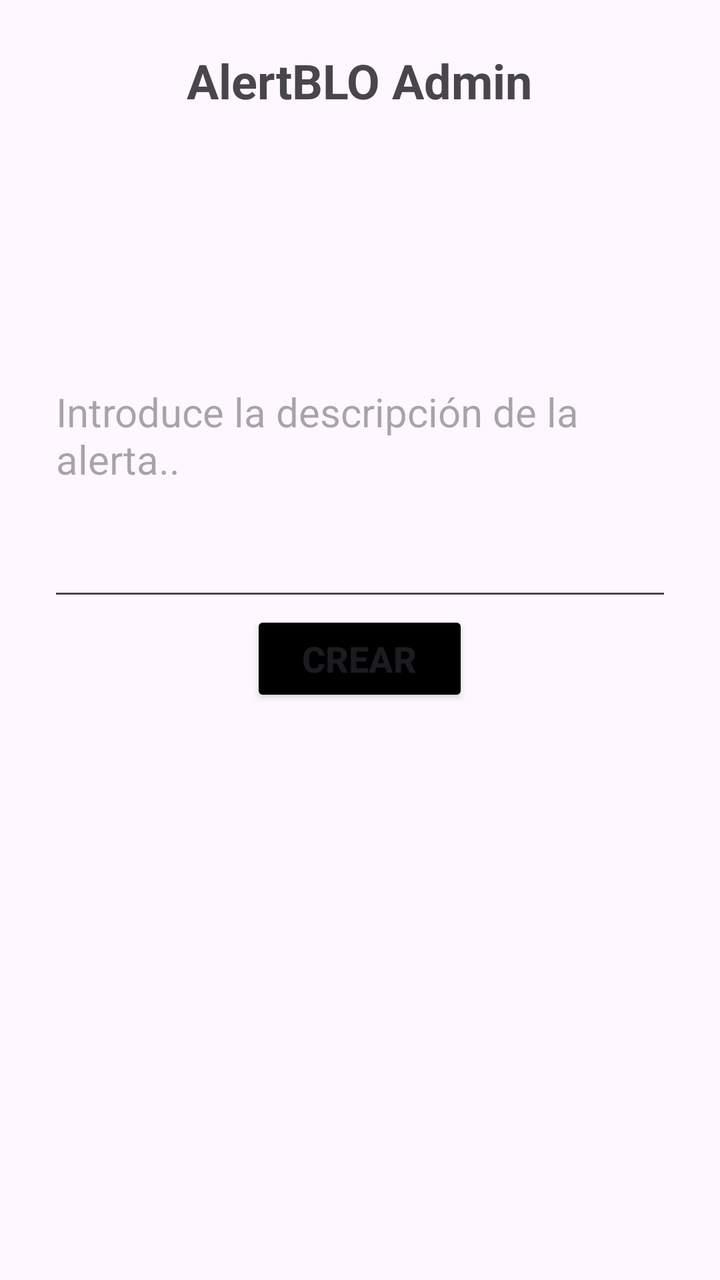
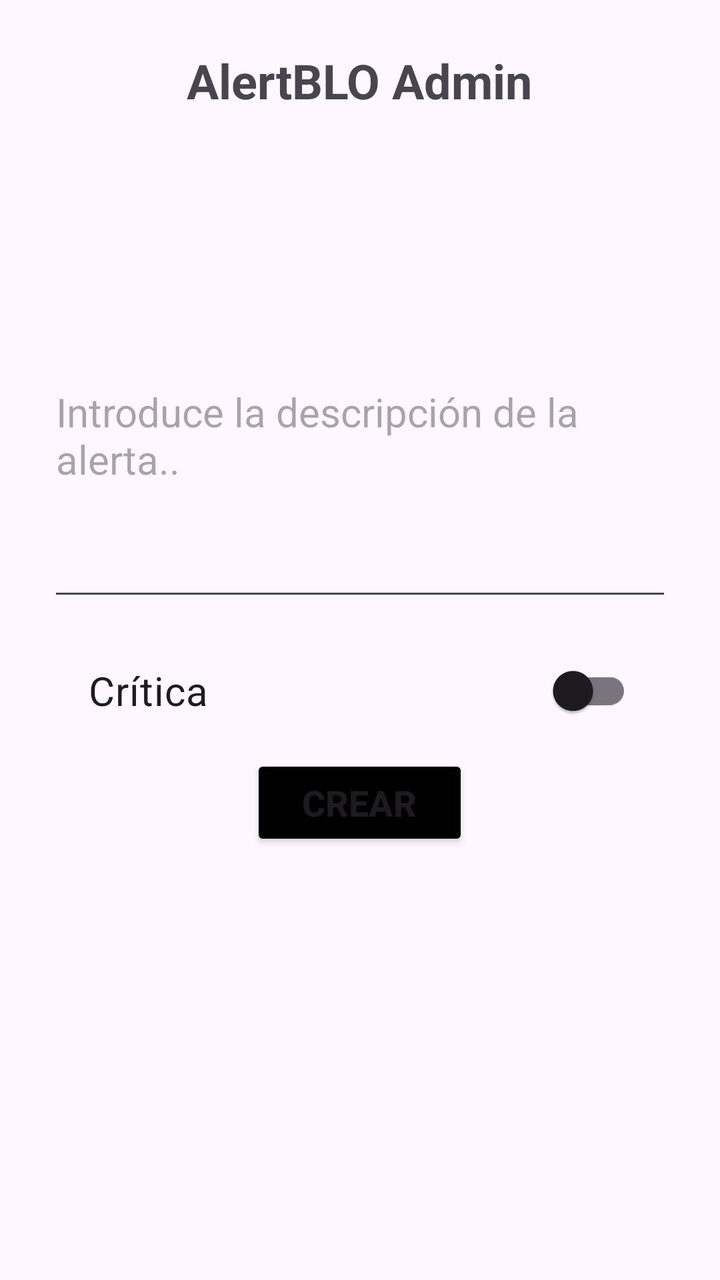

The first picture is an Android layout as it rendered before a commit; the second is the same layout after the commit. The layout source and the unified diff follow.
<!-- AndroidManifest.xml: application theme Theme.AlertBLO -->
<!-- res/layout/activity_main.xml -->
<?xml version="1.0" encoding="utf-8"?>
<LinearLayout xmlns:android="http://schemas.android.com/apk/res/android"
    android:layout_width="match_parent"
    android:layout_height="match_parent"
    android:orientation="vertical"
    android:padding="24dp"
    android:gravity="center_horizontal">

    <TextView
        android:id="@+id/textView"
        android:layout_width="wrap_content"
        android:layout_height="wrap_content"
        android:text="@string/txt_appname"
        android:textSize="24sp"
        android:textStyle="bold" />

    <Space
        android:layout_width="match_parent"
        android:layout_height="71dp" />

    <EditText
        android:id="@+id/alerta"
        android:layout_width="match_parent"
        android:layout_height="178dp"
        android:textSize="20sp"
        android:hint="Introduce la descripción de la alerta.."
        android:visibility="visible" />

    <Button
        android:id="@+id/crear"
        android:layout_width="109dp"
        android:layout_height="wrap_content"
        android:text="@string/btt_enviar"
        android:textStyle="bold"
        android:textSize="18sp"
        android:backgroundTint="#000"/>

</LinearLayout>
<!-- resources referenced by this layout -->
<resources>
  <string name="btt_enviar">Crear</string>
  <string name="txt_appname">AlertBLO Admin</string>
  <style name="Theme.AlertBLO" parent="Base.Theme.AlertBLO" />
  <style name="Base.Theme.AlertBLO" parent="Theme.Material3.DayNight.NoActionBar">
          
          
      </style>
</resources>

<!-- the commit's change to res/layout/activity_main.xml (unified diff, before → after) -->
@@ -23,14 +23,26 @@
         android:layout_width="match_parent"
         android:layout_height="178dp"
         android:textSize="20sp"
-        android:hint="Introduce la descripción de la alerta.."
+        android:hint="@string/txt_text_fondo"
+        android:inputType="textMultiLine"
+        android:autofillHints="no"
         android:visibility="visible" />
 
+    <com.google.android.material.switchmaterial.SwitchMaterial
+        android:id="@+id/sw_critica"
+        android:layout_width="match_parent"
+        android:layout_height="wrap_content"
+        android:layout_marginTop="16dp"
+        android:layout_marginBottom="8dp"
+        android:paddingHorizontal="20dp"
+        android:textSize="20sp"
+        android:text="@string/sw_critica" />
+
     <Button
-        android:id="@+id/crear"
+        android:id="@+id/btt_crear"
         android:layout_width="109dp"
         android:layout_height="wrap_content"
-        android:text="@string/btt_enviar"
+        android:text="@string/txt_crear"
         android:textStyle="bold"
         android:textSize="18sp"
         android:backgroundTint="#000"/>
<!-- resource entries referenced after the edit -->
@@ -1,7 +1,9 @@
 <!-- resources referenced by this layout -->
 <resources>
-  <string name="btt_enviar">Crear</string>
+  <string name="sw_critica">Crítica</string>
   <string name="txt_appname">AlertBLO Admin</string>
+  <string name="txt_crear">Crear</string>
+  <string name="txt_text_fondo">Introduce la descripción de la alerta..</string>
   <style name="Theme.AlertBLO" parent="Base.Theme.AlertBLO" />
   <style name="Base.Theme.AlertBLO" parent="Theme.Material3.DayNight.NoActionBar">
           
